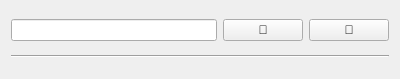
First picture: the form in noether_gui/ui/configurable_tpp_pipeline_widget.ui, repository ros-industrial/noether, before the edit.
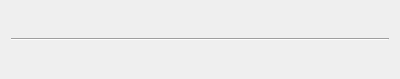
Second picture: the form after the edit.

Commit message: Used a toolbar instead of normal buttons

Diff of the .ui file:
```diff
--- a/noether_gui/ui/configurable_tpp_pipeline_widget.ui
+++ b/noether_gui/ui/configurable_tpp_pipeline_widget.ui
@@ -14,33 +14,6 @@
    <string>Form</string>
   </property>
   <layout class="QVBoxLayout" name="verticalLayout">
-   <item>
-    <layout class="QHBoxLayout" name="horizontalLayout">
-     <item>
-      <widget class="QLineEdit" name="line_edit"/>
-     </item>
-     <item>
-      <widget class="QPushButton" name="push_button_load">
-       <property name="text">
-        <string>📂</string>
-       </property>
-       <property name="toolTip">
-        <string>Load Pipeline Settings</string>
-       </property>
-      </widget>
-     </item>
-     <item>
-      <widget class="QPushButton" name="push_button_save">
-       <property name="text">
-        <string>💾</string>
-       </property>
-       <property name="toolTip">
-        <string>Save Pipeline Settings</string>
-       </property>
-      </widget>
-     </item>
-    </layout>
-   </item>
    <item>
     <widget class="Line" name="line">
      <property name="orientation">
```
The commit also changes 5 other files.
